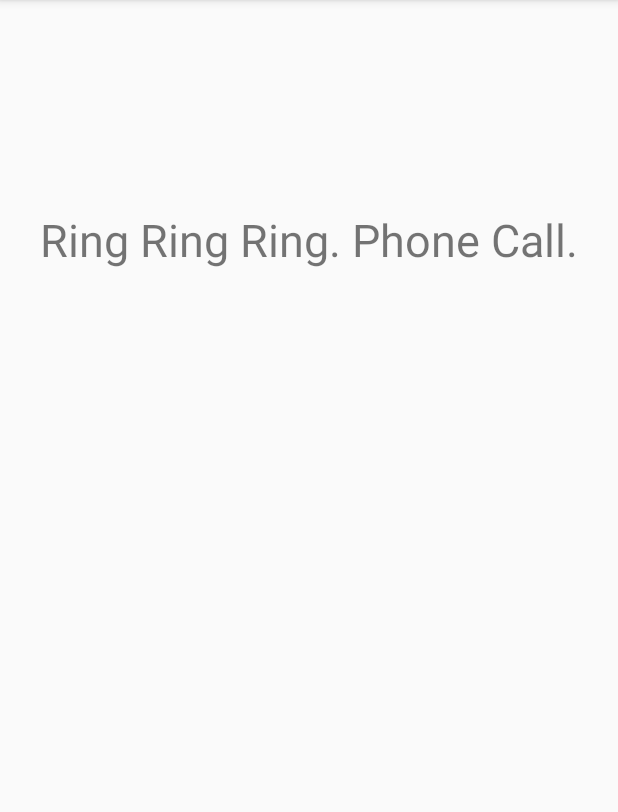
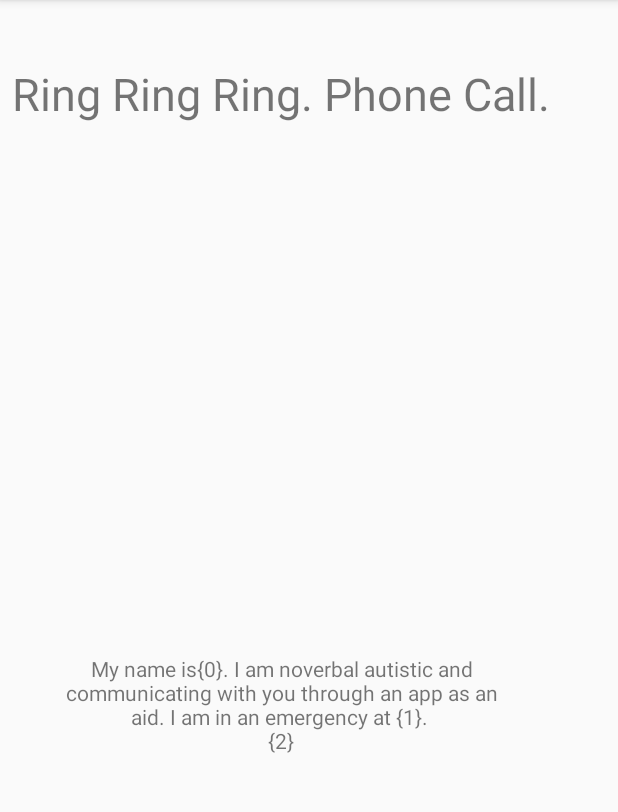
Before and after one commit to mat2567/OnTheSpectrum, an Android app: the CallActivity screen opened directly, with no data from a screen before it, on a phone screen of 412 x 824 dp, the part 84-896 px from its top. Run offline under Robolectric (Android 15) with nearby library versions, the light colour scheme and no system bars.

Commit message:
Developed Call Activity. Related issues are still incomplete.

```diff
--- a/app/build.gradle
+++ b/app/build.gradle
@@ -27,4 +27,5 @@ dependencies {
     compile 'com.android.support:appcompat-v7:25.3.1'
     compile 'com.android.support.constraint:constraint-layout:1.0.2'
     testCompile 'junit:junit:4.12'
+    compile 'com.android.support:cardview-v7:25.3.1'
 }
--- a/app/src/main/java/com/ots/tdd/onthespectrum/CallActivity.java
+++ b/app/src/main/java/com/ots/tdd/onthespectrum/CallActivity.java
@@ -3,16 +3,63 @@ package com.ots.tdd.onthespectrum;
 import android.app.ActionBar;
 import android.support.v7.app.AppCompatActivity;
 import android.os.Bundle;
+import android.widget.TextView;
+
+import java.text.Format;
+import java.text.MessageFormat;
+
+
 
 public class CallActivity extends AppCompatActivity {
+
+
+    TextView msgTxtV;
+    MessageFormat personalMsg = new MessageFormat("My name is{0}. I am noverbal autistic and communicating with you through an app as an aid. I am in an emergency at {1}. \n{2}");
+    Object[] profileElements ={};
 
     @Override
     protected void onCreate(Bundle savedInstanceState) {
         super.onCreate(savedInstanceState);
         setContentView(R.layout.activity_call);
 
-        // Show the action bar and return arrow at the top of the screen
-        /*ActionBar actionBar = getActionBar();
-        actionBar.setDisplayHomeAsUpEnabled(true);*/
+        msgTxtV = (TextView) findViewById(R.id.emergencyMsg);
+        msgTxtV.setText(personalMsg.toPattern());
+        //loadEmergencyMessage(msgTxtV);
+
+        // (1) Get all Info From Profile
+        // (2) Concatenate info with base text String.
+        // (3) Display info
+
+    }
+
+     /**Loads user's information into View to deliver to call recipient
+     * @param v the Text view to be edited.
+     * @author Ecclesia Morain
+     */
+    public void loadEmergencyMessage(TextView v){
+        /*TODO: Set check for when ProfileActivities values aren't loaded*/
+
+        String additionalInfo = " ";
+        int i = 0;
+
+        /* Add Profile Info into array */
+        String userName = (ProfileActivity.itemList.get(0)).userInfo;
+        String userLocation = (ProfileActivity.itemList.get(1)).userInfo;
+        profileElements[0] = userName;
+        profileElements[1] = userLocation;
+
+        for(ProfileElement element: ProfileActivity.itemList) {
+            additionalInfo += element.infoType + ": " + element.userInfo + "\n";
+        }
+        additionalInfo = additionalInfo.substring(2);
+        profileElements[2] = additionalInfo;
+        //DEBUG
+        //v.setText(additionalInfo);
+
+        /* Add appropriate info to message */
+        personalMsg.format(profileElements);
+
+        /* Update xml file with new formatted message */
+        v.setText(personalMsg.toPattern());
     }
 }
--- a/app/src/main/java/com/ots/tdd/onthespectrum/ProfileActivity.java
+++ b/app/src/main/java/com/ots/tdd/onthespectrum/ProfileActivity.java
@@ -28,7 +28,7 @@ public class ProfileActivity extends AppCompatActivity {
 
     int profileElementCounter;
 
-    ArrayList<ProfileElement> itemList;
+    public static ArrayList<ProfileElement> itemList;
     ProfileElement[] test = {
             new ProfileElement("Name", " ", 0),
             new ProfileElement("Birth Date", "mm/dd/yyyy", 1),
@@ -41,10 +41,10 @@ public class ProfileActivity extends AppCompatActivity {
         setContentView(R.layout.activity_profile);
         itemList = new ArrayList<ProfileElement>(Arrays.asList(test));
 
-        //Backs the ListView. Enables TextViews to be added dynamically
+        /*Backs the ListView. Enables TextViews to be added dynamically */
         adapter=new ArrayAdapter<ProfileElement>(this, R.layout.profile_item, itemList) {
 
-            // TODO: What is this doing?
+
             @Override
             public View getView(int position, View convertView, ViewGroup parent) {
                 ProfileElement current = itemList.get(position);
--- a/app/src/main/res/layout/activity_call.xml
+++ b/app/src/main/res/layout/activity_call.xml
@@ -6,17 +6,56 @@
     android:layout_height="match_parent"
     tools:context="com.ots.tdd.onthespectrum.CallActivity">
 
+
+    <RelativeLayout
+        android:layout_width="wrap_content"
+        android:layout_height="match_parent"
+        android:layout_marginBottom="8dp"
+        android:layout_marginEnd="8dp"
+        android:layout_marginLeft="8dp"
+        android:layout_marginRight="8dp"
+        android:layout_marginStart="8dp"
+        android:layout_marginTop="8dp"
+        app:layout_constraintBottom_toBottomOf="parent"
+        app:layout_constraintLeft_toLeftOf="parent"
+        app:layout_constraintRight_toRightOf="parent"
+        app:layout_constraintTop_toTopOf="parent"
+        tools:layout_constraintBottom_creator="1"
+        tools:layout_constraintLeft_creator="1"
+        tools:layout_constraintRight_creator="1"
+        tools:layout_constraintTop_creator="1"
+        app:layout_constraintHorizontal_bias="0.0"
+        app:layout_constraintVertical_bias="1.0">
+
         <TextView
             android:id="@+id/textView"
             android:layout_width="wrap_content"
             android:layout_height="wrap_content"
-        android:layout_marginTop="139dp"
+            android:layout_marginTop="34dp"
             android:text="Ring Ring Ring. Phone Call."
             android:textSize="30sp"
+            app:layout_constraintHorizontal_bias="0.52"
             app:layout_constraintLeft_toLeftOf="parent"
             app:layout_constraintRight_toRightOf="parent"
             app:layout_constraintTop_toTopOf="parent"
             tools:layout_constraintLeft_creator="1"
             tools:layout_constraintRight_creator="1"
             tools:layout_constraintTop_creator="1" />
+
+
+        <!-- gravity: Controls the allignment of the text, in this case centers it-->
+        <TextView
+            android:id="@+id/emergencyMsg"
+            android:layout_width="312dp"
+            android:layout_height="292dp"
+            android:layout_alignParentBottom="true"
+            android:layout_centerHorizontal="true"
+            android:layout_marginBottom="32dp"
+            android:gravity="center_horizontal"
+            android:text="My name is_. I am noverbal autistic and communicating with you through an app as an aid. I am in an emergency at _ ."
+            tools:layout_editor_absoluteX="31dp"
+            tools:layout_editor_absoluteY="186dp" />
+
+
+    </RelativeLayout>
 </android.support.constraint.ConstraintLayout>
```
Lines whose indentation alone changed are shown as unchanged.
